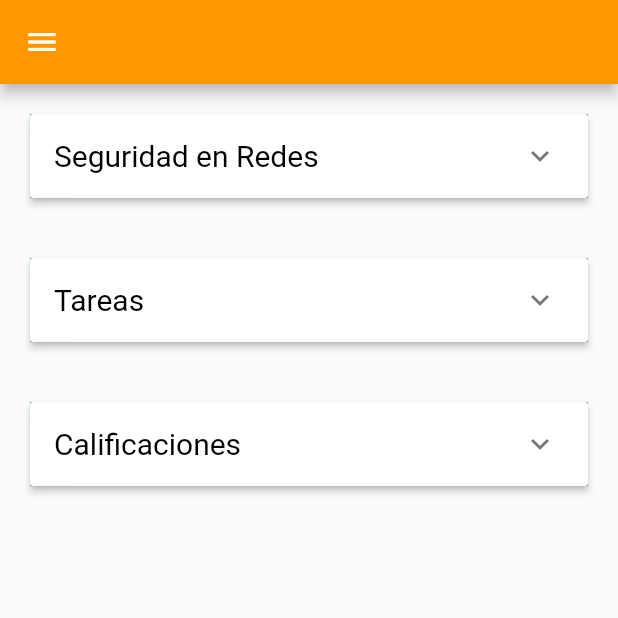
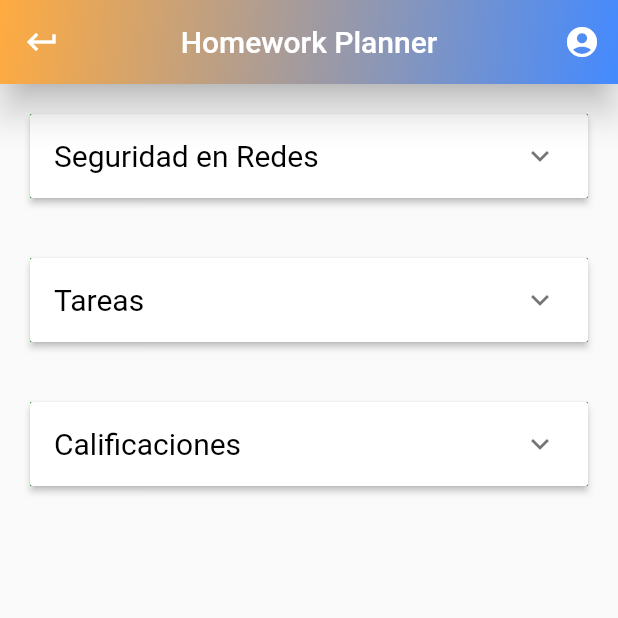
Before and after one commit to ricardodf/Proyecto-Moviles-O2021, a Flutter app: the Clases screen opened directly, on a phone screen of 412 x 824 dp, the top half of it. Run offline on Flutter 3.47's test engine with Material 2 defaults, Android fonts, the phone set to English and light mode, and no system bars; our stand-ins replace cloud_firestore, firebase_auth, firebase_core, fluttertoast, table_calendar; accounts and stored records are empty; Roboto replaces fonts that are missing (Product Sans Regular); statements that could not run were skipped.

Commit message:
Unificar cambios

```diff
--- a/lib/main.dart
+++ b/lib/main.dart
@@ -17,7 +17,7 @@ class MyApp extends StatelessWidget {
     return MaterialApp(
       title: 'HomeworkPal',
       theme: ThemeData(
-        primarySwatch: Colors.red,
+        primarySwatch: Colors.blue,
       ),
       home: LoginScreen(),
     );
--- a/lib/screens/Clases/Clases.dart
+++ b/lib/screens/Clases/Clases.dart
@@ -17,7 +17,24 @@ class _ClasesState extends State<Clases> {
   @override
   Widget build(BuildContext context) {
     return Scaffold(
-      appBar: AppBar(backgroundColor: Colors.orange),
+      appBar: AppBar(
+        title: const Text("Homework Planner"),
+        centerTitle: true,
+        leading: IconButton(
+            onPressed: () {}, icon: const Icon(Icons.keyboard_return_outlined)),
+        actions: [
+          IconButton(onPressed: () {}, icon: const Icon(Icons.account_circle))
+        ],
+        elevation: 10,
+        flexibleSpace: Container(
+          decoration: BoxDecoration(
+              gradient: LinearGradient(
+            colors: [Colors.blueAccent, Colors.orangeAccent],
+            begin: Alignment.bottomRight,
+            end: Alignment.topLeft,
+          )),
+        ),
+      ),
       body: ListView(children: [
         //PANEL LIST 1
         Container(
--- a/lib/screens/Home/homeCOPY.dart
+++ b/lib/screens/Home/homeCOPY.dart
@@ -44,7 +44,7 @@ class _HomeScreenState extends State<HomeScreen> {
                   children: <Widget>[
                     SizedBox(
                         height: 180,
-                        child: Image.asset("assets/images/main_logo.png",
+                        child: Image.asset("assets/images/Plan.png",
                             fit: BoxFit.contain)),
                     SizedBox(height: 10),
                     Text("Bienvenido ${currentUser.name}",
--- a/pubspec.yaml
+++ b/pubspec.yaml
@@ -59,7 +59,9 @@ flutter:
   uses-material-design: true
 
   assets:
-    - assets/images/main_logo.png
+    - assets/images/Plan.png
+    - assets/images/profile.png
+    - assets/images/Plan.png
 
   # An image asset can refer to one or more resolution-specific "variants", see
   # https://flutter.dev/assets-and-images/#resolution-aware.
```
Also changed, not shown: lib/screens/Clases/clases.screen.dart (+16 -1 lines), lib/screens/Home/home.screen.dart (+7 -2 lines), lib/screens/Login/login.screen.dart (+3 -4 lines), lib/screens/Profile/Profile.dart (+18 -7 lines), lib/screens/Registration/registration.screen.dart (+3 -4 lines), lib/screens/Tareas/tareas.screen.dart (+66 -1 lines), assets/images/Plan.png (added), assets/images/profile.png (added), 1 other file.
